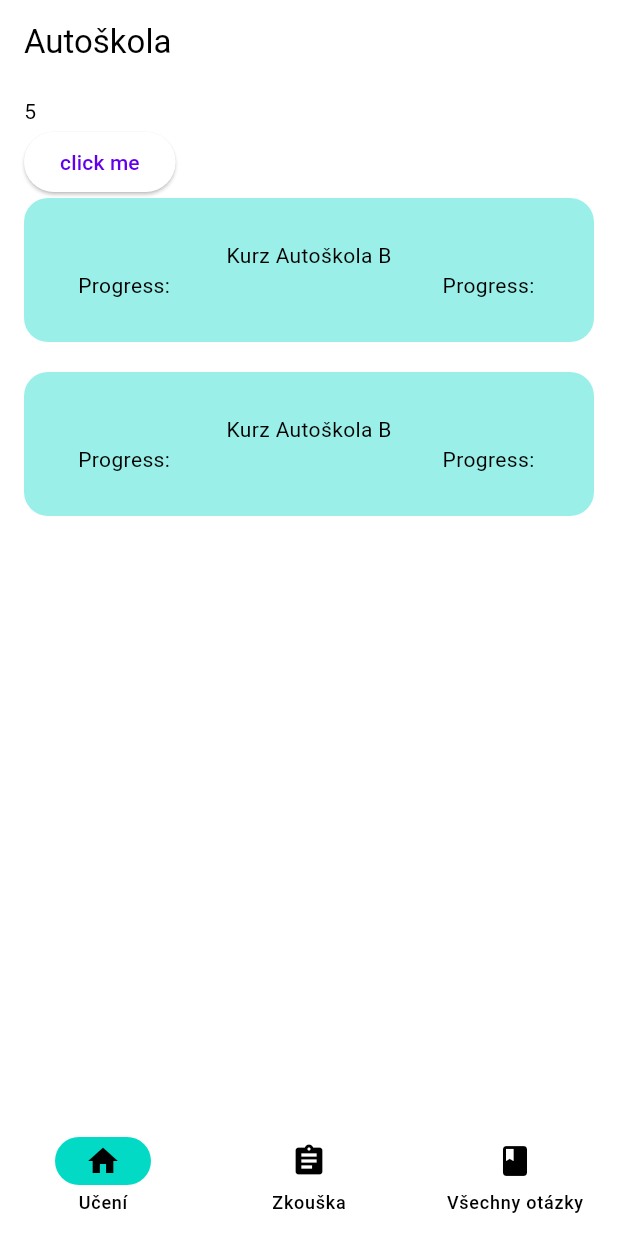
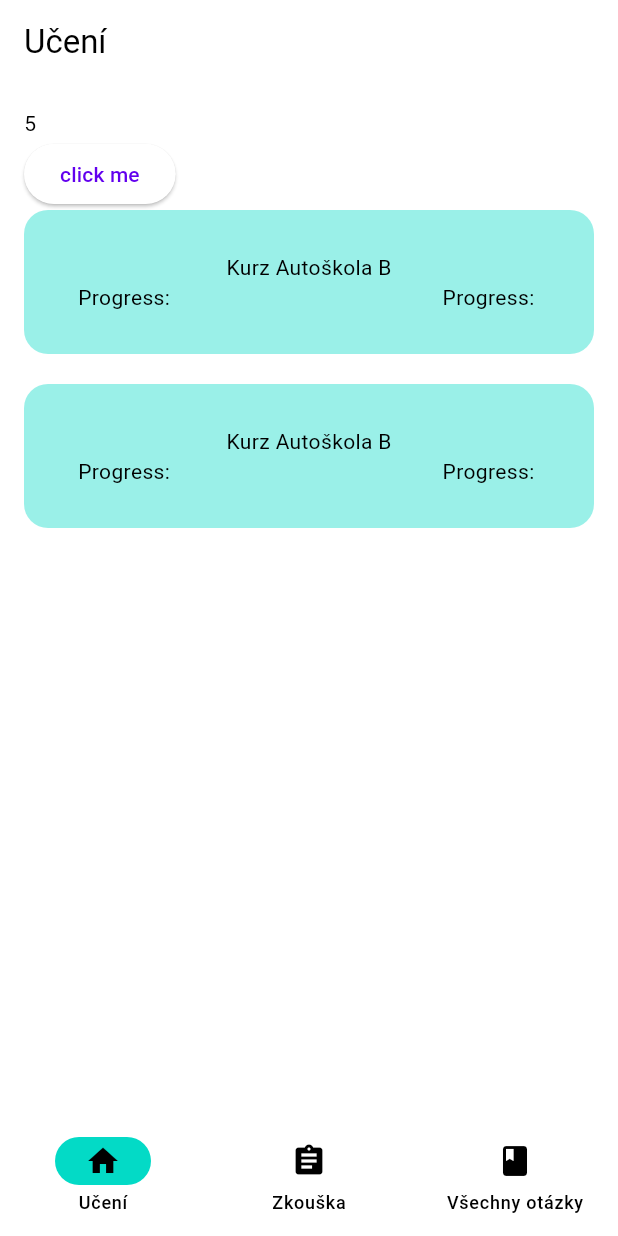
Before and after one commit to TomixUG/drivingschool, a Flutter app: the screen it shows after launch, after a tap on "click me", on a phone screen of 412 x 824 dp. Run offline on Flutter 3.47's test engine with Material 2 defaults, Android fonts, the phone set to English and light mode, and no system bars; drawn by our look-alikes of dynamic_color; our stand-ins replace get.

Commit message:
seperate scaffold appbar on every view in home

```diff
--- a/lib/main.dart
+++ b/lib/main.dart
@@ -11,6 +11,7 @@ void main() {
   runApp(
     DynamicColorBuilder(builder: (lightColorScheme, darkColorScheme) {
       return GetMaterialApp(
+        debugShowCheckedModeBanner: false,
         initialRoute: '/',
         getPages: [
           GetPage(name: '/', page: () => HomeView()),
--- a/lib/views/allquestions_view/allquestions_view.dart
+++ b/lib/views/allquestions_view/allquestions_view.dart
@@ -9,6 +9,13 @@ class AllQuestionsView extends StatelessWidget {
 
   @override
   Widget build(BuildContext context) {
-    return Text("All questions");
+    return Scaffold(
+      appBar: AppBar(
+        title: Text(
+          "Všechny otázky",
+        ),
+      ),
+      body: Text("All questions"),
+    );
   }
 }
--- a/lib/views/exam_view/exam_view.dart
+++ b/lib/views/exam_view/exam_view.dart
@@ -9,6 +9,11 @@ class ExamView extends StatelessWidget {
 
   @override
   Widget build(BuildContext context) {
-    return Text("Exam");
+    return Scaffold(
+      appBar: AppBar(
+        title: Text("Zkouška"),
+      ),
+      body: Text("Exam"),
+    );
   }
 }
--- a/lib/views/home_view/home_view.dart
+++ b/lib/views/home_view/home_view.dart
@@ -14,9 +14,6 @@ class HomeView extends StatelessWidget {
   @override
   Widget build(BuildContext context) {
     return Scaffold(
-      appBar: AppBar(
-        title: const Text("Autoškola"),
-      ),
       body: SafeArea(
         child: Obx(
           () => IndexedStack(
--- a/lib/views/overview_view/overview_view.dart
+++ b/lib/views/overview_view/overview_view.dart
@@ -10,9 +10,13 @@ class OverviewView extends StatelessWidget {
 
   @override
   Widget build(BuildContext context) {
-    return Container(
-      margin: const EdgeInsets.only(left: 16.0, right: 16.0, top: 8.0, bottom: 8.0),
-      child: SingleChildScrollView(
+    return Scaffold(
+      appBar: AppBar(
+        title: Text("Učení"),
+      ),
+      body: SingleChildScrollView(
+        child: Container(
+          margin: const EdgeInsets.all(16.0),
           child: Column(
             mainAxisAlignment: MainAxisAlignment.start,
             crossAxisAlignment: CrossAxisAlignment.start,
@@ -65,6 +69,7 @@ class OverviewView extends StatelessWidget {
             ],
           ),
         ),
+      ),
     );
   }
 }
```
Lines whose indentation alone changed are shown as unchanged.
